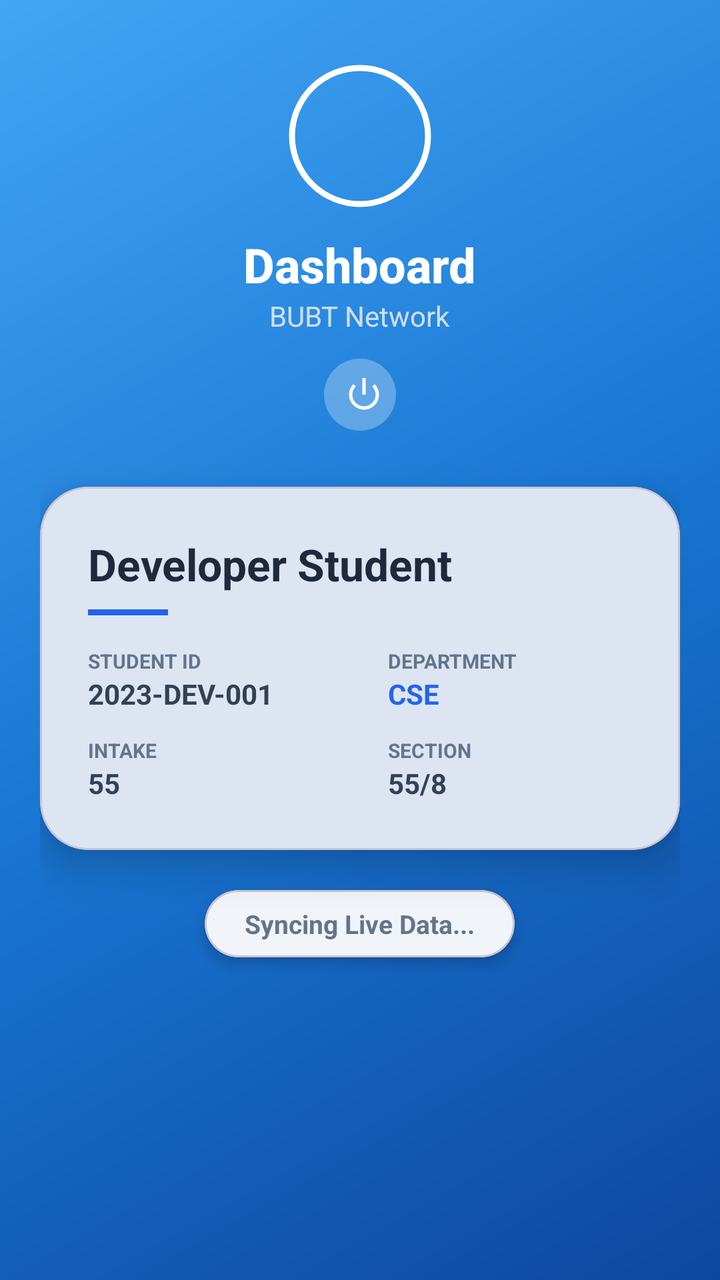
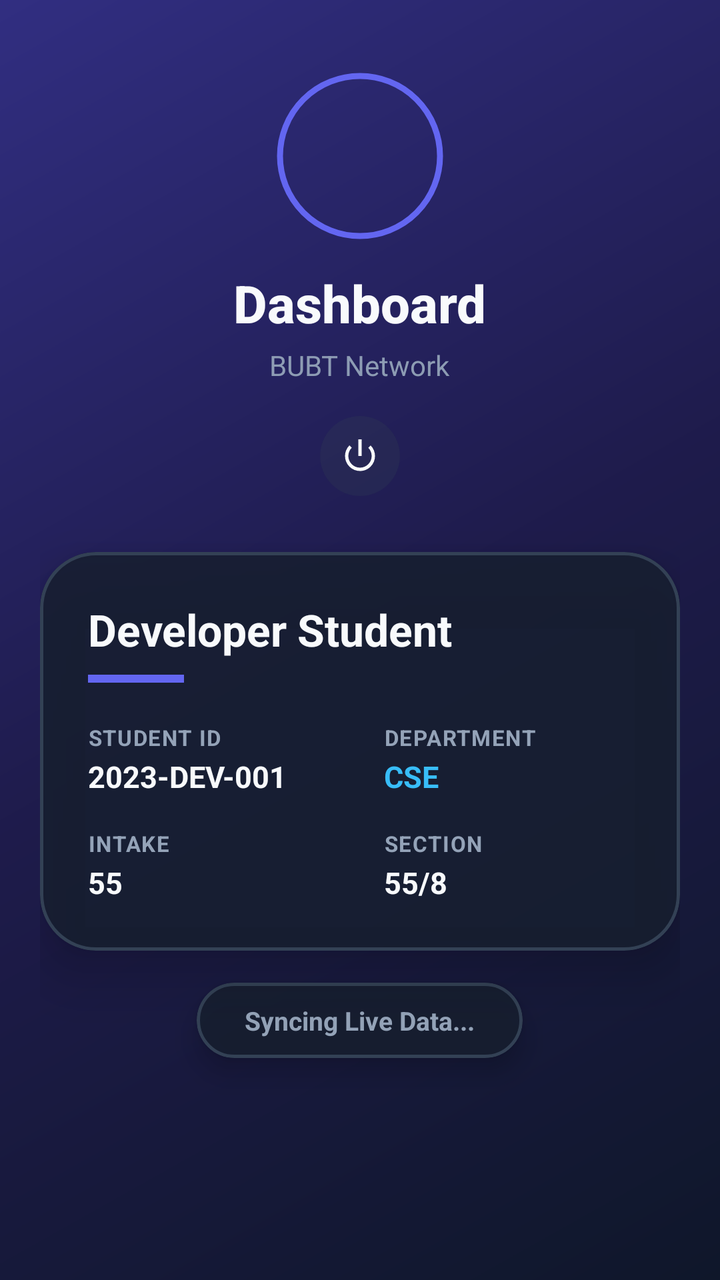

An Android layout rendered at two revisions. The XML below is the earlier revision; the diff shows what the commit changed to produce the second picture.
<!-- AndroidManifest.xml: application theme Theme.CRConnect -->
<!-- res/layout/activity_student_dashboard.xml -->
<?xml version="1.0" encoding="utf-8"?>
<LinearLayout xmlns:android="http://schemas.android.com/apk/res/android"
    xmlns:app="http://schemas.android.com/apk/res-auto"
    xmlns:tools="http://schemas.android.com/tools"
    android:layout_width="match_parent"
    android:layout_height="match_parent"
    android:orientation="vertical"
    android:background="@drawable/bg_gradient"
    android:paddingHorizontal="20dp"
    tools:context=".StudentDashboardActivity">

    <include layout="@layout/include_header" />

    
    <com.google.android.material.card.MaterialCardView
        android:layout_width="match_parent"
        android:layout_height="wrap_content"
        app:cardCornerRadius="24dp"
        app:cardElevation="12dp"
        app:cardBackgroundColor="#FFFFFF"
        android:layout_marginBottom="20dp">

        <LinearLayout
            android:layout_width="match_parent"
            android:layout_height="wrap_content"
            android:orientation="vertical"
            android:padding="24dp">

            <TextView
                android:id="@+id/tvStudentName"
                android:layout_width="wrap_content"
                android:layout_height="wrap_content"
                android:text="Developer Student"
                android:textSize="22sp"
                android:textStyle="bold"
                android:textColor="#1E293B"/>

            <View
                android:layout_width="40dp"
                android:layout_height="3dp"
                android:background="#2563EB"
                android:layout_marginTop="8dp"
                android:layout_marginBottom="16dp"/>

            <GridLayout
                android:layout_width="match_parent"
                android:layout_height="wrap_content"
                android:columnCount="2"
                android:rowCount="2">

                <LinearLayout android:orientation="vertical" android:layout_width="wrap_content" android:layout_height="wrap_content" android:layout_columnWeight="1">
                    <TextView android:layout_width="wrap_content" android:layout_height="wrap_content" android:text="STUDENT ID" android:textSize="10sp" android:textColor="#64748B" android:textStyle="bold"/>
                    <TextView android:id="@+id/tvStudentDetailsID" android:layout_width="wrap_content" android:layout_height="wrap_content" android:text="2023-DEV-001" android:textColor="#334155" android:textStyle="bold"/>
                </LinearLayout>

                <LinearLayout android:orientation="vertical" android:layout_width="wrap_content" android:layout_height="wrap_content" android:layout_columnWeight="1">
                    <TextView android:layout_width="wrap_content" android:layout_height="wrap_content" android:text="DEPARTMENT" android:textSize="10sp" android:textColor="#64748B" android:textStyle="bold"/>
                    <TextView android:id="@+id/tvStudentDept" android:layout_width="wrap_content" android:layout_height="wrap_content" android:text="CSE" android:textColor="#2563EB" android:textStyle="bold"/>
                </LinearLayout>

                <LinearLayout android:orientation="vertical" android:layout_width="wrap_content" android:layout_height="wrap_content" android:layout_columnWeight="1" android:layout_marginTop="12dp">
                    <TextView android:layout_width="wrap_content" android:layout_height="wrap_content" android:text="INTAKE" android:textSize="10sp" android:textColor="#64748B" android:textStyle="bold"/>
                    <TextView android:id="@+id/tvStudentIntake" android:layout_width="wrap_content" android:layout_height="wrap_content" android:text="55" android:textColor="#334155" android:textStyle="bold"/>
                </LinearLayout>

                <LinearLayout android:orientation="vertical" android:layout_width="wrap_content" android:layout_height="wrap_content" android:layout_columnWeight="1" android:layout_marginTop="12dp">
                    <TextView android:layout_width="wrap_content" android:layout_height="wrap_content" android:text="SECTION" android:textSize="10sp" android:textColor="#64748B" android:textStyle="bold"/>
                    <TextView android:id="@+id/tvStudentSection" android:layout_width="wrap_content" android:layout_height="wrap_content" android:text="55/8" android:textColor="#334155" android:textStyle="bold"/>
                </LinearLayout>
            </GridLayout>
        </LinearLayout>
    </com.google.android.material.card.MaterialCardView>

    
    <com.google.android.material.card.MaterialCardView
        android:layout_width="wrap_content"
        android:layout_height="wrap_content"
        app:cardCornerRadius="100dp"
        app:cardElevation="4dp"
        app:cardBackgroundColor="#F1F5F9"
        android:layout_gravity="center"
        android:layout_marginBottom="24dp">

        <TextView
            android:id="@+id/tvVotingStatus"
            android:layout_width="wrap_content"
            android:layout_height="wrap_content"
            android:text="Syncing Live Data..."
            android:paddingHorizontal="20dp"
            android:paddingVertical="8dp"
            android:textSize="13sp"
            android:textStyle="bold"
            android:textColor="#64748B"/>
    </com.google.android.material.card.MaterialCardView>

    <ScrollView
        android:layout_width="match_parent"
        android:layout_height="0dp"
        android:layout_weight="1"
        android:clipToPadding="false"
        android:paddingBottom="20dp"
        android:fillViewport="true">

        <LinearLayout
            android:id="@+id/containerCandidates"
            android:layout_width="match_parent"
            android:layout_height="wrap_content"
            android:orientation="vertical"/>
    </ScrollView>
</LinearLayout>
<!-- res/layout/include_header.xml (included above) -->
<?xml version="1.0" encoding="utf-8"?>
<LinearLayout xmlns:android="http://schemas.android.com/apk/res/android"
    xmlns:app="http://schemas.android.com/apk/res-auto"
    android:layout_width="match_parent"
    android:layout_height="wrap_content"
    android:orientation="vertical"
    android:gravity="center"
    android:paddingTop="32dp"
    android:paddingBottom="24dp">

    <com.google.android.material.imageview.ShapeableImageView
        android:id="@+id/imgUserProfile"
        android:layout_width="72dp"
        android:layout_height="72dp"
        android:src="@drawable/ic_app_main"
        android:scaleType="centerCrop"
        app:shapeAppearanceOverlay="@style/ShapeAppearance.App.Circular"
        android:padding="2dp"
        app:strokeWidth="3dp"
        app:strokeColor="#FFFFFF"
        android:layout_marginBottom="12dp"/>

    <TextView
        android:id="@+id/tvHeaderTitle"
        android:layout_width="wrap_content"
        android:layout_height="wrap_content"
        android:text="Dashboard"
        android:textSize="24sp"
        android:textStyle="bold"
        android:textColor="#FFFFFF"
        android:fontFamily="sans-serif-medium"/>

    <TextView
        android:id="@+id/tvHeaderSubtitle"
        android:layout_width="wrap_content"
        android:layout_height="wrap_content"
        android:text="BUBT Network"
        android:textSize="14sp"
        android:textColor="#E2E8F0"
        android:alpha="0.9"/>

    <com.google.android.material.button.MaterialButton
        android:id="@+id/btnLogout"
        style="@style/Widget.Material3.Button.IconButton"
        android:layout_width="44dp"
        android:layout_height="44dp"
        android:layout_marginTop="8dp"
        app:icon="@android:drawable/ic_lock_power_off"
        app:iconTint="#FFFFFF"
        app:iconSize="20dp"
        android:backgroundTint="#26FFFFFF"/>

</LinearLayout>
<!-- resources referenced by this layout -->
<resources>
  <!-- drawable bg_gradient (drawable) -->
  <?xml version="1.0" encoding="utf-8"?>
  <shape xmlns:android="http://schemas.android.com/apk/res/android">
      <gradient
          android:startColor="#0D47A1"
          android:centerColor="#1976D2"
          android:endColor="#42A5F5"
          android:angle="135" />
  </shape>
  <!-- drawable ic_app_main: png bitmap (drawable, 915279 bytes) -->
  <style name="ShapeAppearance.App.Circular" parent="ShapeAppearance.Material3.Corner.Full">
          <item name="cornerSize">50%</item>
      </style>
  <style name="Theme.CRConnect" parent="Base.Theme.CRConnect" />
  <style name="Base.Theme.CRConnect" parent="Theme.Material3.DayNight.NoActionBar">
          <item name="colorPrimary">@color/primary</item>
          <item name="colorSecondary">@color/secondary</item>
          <item name="android:windowBackground">@color/background</item>
          <item name="colorSurface">@color/surface</item>
          <item name="colorOnSurface">@color/text_primary</item>
          <item name="colorOnSurfaceVariant">@color/text_secondary</item>
          <item name="colorError">@color/error</item>
      </style>
  <color name="primary">#0D47A1</color>
  <color name="secondary">#1976D2</color>
  <color name="background">#F8FAFC</color>
  <color name="surface">#FFFFFF</color>
  <color name="text_primary">#1E293B</color>
  <color name="text_secondary">#64748B</color>
  <color name="error">#B00020</color>
</resources>

<!-- the commit's change to res/layout/activity_student_dashboard.xml (unified diff, before → after) -->
@@ -15,10 +15,12 @@
     <com.google.android.material.card.MaterialCardView
         android:layout_width="match_parent"
         android:layout_height="wrap_content"
-        app:cardCornerRadius="24dp"
-        app:cardElevation="12dp"
-        app:cardBackgroundColor="#FFFFFF"
-        android:layout_marginBottom="20dp">
+        app:cardCornerRadius="28dp"
+        app:cardElevation="16dp"
+        app:cardBackgroundColor="#D9171F2F"
+        app:strokeWidth="1.5dp"
+        app:strokeColor="#334155"
+        android:layout_marginBottom="16dp">
 
         <LinearLayout
             android:layout_width="match_parent"
@@ -33,14 +35,14 @@
                 android:text="Developer Student"
                 android:textSize="22sp"
                 android:textStyle="bold"
-                android:textColor="#1E293B"/>
+                android:textColor="#F8FAFC"/>
 
             <View
-                android:layout_width="40dp"
-                android:layout_height="3dp"
-                android:background="#2563EB"
+                android:layout_width="48dp"
+                android:layout_height="4dp"
+                android:background="#6366F1"
                 android:layout_marginTop="8dp"
-                android:layout_marginBottom="16dp"/>
+                android:layout_marginBottom="20dp"/>
 
             <GridLayout
                 android:layout_width="match_parent"
@@ -49,23 +51,23 @@
                 android:rowCount="2">
 
                 <LinearLayout android:orientation="vertical" android:layout_width="wrap_content" android:layout_height="wrap_content" android:layout_columnWeight="1">
-                    <TextView android:layout_width="wrap_content" android:layout_height="wrap_content" android:text="STUDENT ID" android:textSize="10sp" android:textColor="#64748B" android:textStyle="bold"/>
-                    <TextView android:id="@+id/tvStudentDetailsID" android:layout_width="wrap_content" android:layout_height="wrap_content" android:text="2023-DEV-001" android:textColor="#334155" android:textStyle="bold"/>
+                    <TextView android:layout_width="wrap_content" android:layout_height="wrap_content" android:text="STUDENT ID" android:textSize="11sp" android:textColor="#94A3B8" android:textStyle="bold" android:letterSpacing="0.05"/>
+                    <TextView android:id="@+id/tvStudentDetailsID" android:layout_width="wrap_content" android:layout_height="wrap_content" android:text="2023-DEV-001" android:textSize="15sp" android:textColor="#F8FAFC" android:textStyle="bold" android:layout_marginTop="2dp"/>
                 </LinearLayout>
 
                 <LinearLayout android:orientation="vertical" android:layout_width="wrap_content" android:layout_height="wrap_content" android:layout_columnWeight="1">
-                    <TextView android:layout_width="wrap_content" android:layout_height="wrap_content" android:text="DEPARTMENT" android:textSize="10sp" android:textColor="#64748B" android:textStyle="bold"/>
-                    <TextView android:id="@+id/tvStudentDept" android:layout_width="wrap_content" android:layout_height="wrap_content" android:text="CSE" android:textColor="#2563EB" android:textStyle="bold"/>
+                    <TextView android:layout_width="wrap_content" android:layout_height="wrap_content" android:text="DEPARTMENT" android:textSize="11sp" android:textColor="#94A3B8" android:textStyle="bold" android:letterSpacing="0.05"/>
+                    <TextView android:id="@+id/tvStudentDept" android:layout_width="wrap_content" android:layout_height="wrap_content" android:text="CSE" android:textSize="15sp" android:textColor="#38BDF8" android:textStyle="bold" android:layout_marginTop="2dp"/>
                 </LinearLayout>
 
-                <LinearLayout android:orientation="vertical" android:layout_width="wrap_content" android:layout_height="wrap_content" android:layout_columnWeight="1" android:layout_marginTop="12dp">
-                    <TextView android:layout_width="wrap_content" android:layout_height="wrap_content" android:text="INTAKE" android:textSize="10sp" android:textColor="#64748B" android:textStyle="bold"/>
-                    <TextView android:id="@+id/tvStudentIntake" android:layout_width="wrap_content" android:layout_height="wrap_content" android:text="55" android:textColor="#334155" android:textStyle="bold"/>
+                <LinearLayout android:orientation="vertical" android:layout_width="wrap_content" android:layout_height="wrap_content" android:layout_columnWeight="1" android:layout_marginTop="16dp">
+                    <TextView android:layout_width="wrap_content" android:layout_height="wrap_content" android:text="INTAKE" android:textSize="11sp" android:textColor="#94A3B8" android:textStyle="bold" android:letterSpacing="0.05"/>
+                    <TextView android:id="@+id/tvStudentIntake" android:layout_width="wrap_content" android:layout_height="wrap_content" android:text="55" android:textSize="15sp" android:textColor="#F8FAFC" android:textStyle="bold" android:layout_marginTop="2dp"/>
                 </LinearLayout>
 
-                <LinearLayout android:orientation="vertical" android:layout_width="wrap_content" android:layout_height="wrap_content" android:layout_columnWeight="1" android:layout_marginTop="12dp">
-                    <TextView android:layout_width="wrap_content" android:layout_height="wrap_content" android:text="SECTION" android:textSize="10sp" android:textColor="#64748B" android:textStyle="bold"/>
-                    <TextView android:id="@+id/tvStudentSection" android:layout_width="wrap_content" android:layout_height="wrap_content" android:text="55/8" android:textColor="#334155" android:textStyle="bold"/>
+                <LinearLayout android:orientation="vertical" android:layout_width="wrap_content" android:layout_height="wrap_content" android:layout_columnWeight="1" android:layout_marginTop="16dp">
+                    <TextView android:layout_width="wrap_content" android:layout_height="wrap_content" android:text="SECTION" android:textSize="11sp" android:textColor="#94A3B8" android:textStyle="bold" android:letterSpacing="0.05"/>
+                    <TextView android:id="@+id/tvStudentSection" android:layout_width="wrap_content" android:layout_height="wrap_content" android:text="55/8" android:textSize="15sp" android:textColor="#F8FAFC" android:textStyle="bold" android:layout_marginTop="2dp"/>
                 </LinearLayout>
             </GridLayout>
         </LinearLayout>
@@ -76,21 +78,23 @@
         android:layout_width="wrap_content"
         android:layout_height="wrap_content"
         app:cardCornerRadius="100dp"
-        app:cardElevation="4dp"
-        app:cardBackgroundColor="#F1F5F9"
+        app:cardElevation="8dp"
+        app:cardBackgroundColor="#D9171F2F"
+        app:strokeWidth="1.5dp"
+        app:strokeColor="#334155"
         android:layout_gravity="center"
-        android:layout_marginBottom="24dp">
+        android:layout_marginBottom="20dp">
 
         <TextView
             android:id="@+id/tvVotingStatus"
             android:layout_width="wrap_content"
             android:layout_height="wrap_content"
             android:text="Syncing Live Data..."
-            android:paddingHorizontal="20dp"
-            android:paddingVertical="8dp"
+            android:paddingHorizontal="24dp"
+            android:paddingVertical="10dp"
             android:textSize="13sp"
             android:textStyle="bold"
-            android:textColor="#64748B"/>
+            android:textColor="#94A3B8"/>
     </com.google.android.material.card.MaterialCardView>
 
     <ScrollView
@@ -98,7 +102,7 @@
         android:layout_height="0dp"
         android:layout_weight="1"
         android:clipToPadding="false"
-        android:paddingBottom="20dp"
+        android:paddingBottom="24dp"
         android:fillViewport="true">
 
         <LinearLayout
@@ -116,29 +120,29 @@
     android:layout_height="wrap_content"
     android:orientation="vertical"
     android:gravity="center"
-    android:paddingTop="32dp"
+    android:paddingTop="36dp"
     android:paddingBottom="24dp">
 
     <com.google.android.material.imageview.ShapeableImageView
         android:id="@+id/imgUserProfile"
-        android:layout_width="72dp"
-        android:layout_height="72dp"
+        android:layout_width="84dp"
+        android:layout_height="84dp"
         android:src="@drawable/ic_app_main"
         android:scaleType="centerCrop"
         app:shapeAppearanceOverlay="@style/ShapeAppearance.App.Circular"
         android:padding="2dp"
         app:strokeWidth="3dp"
-        app:strokeColor="#FFFFFF"
-        android:layout_marginBottom="12dp"/>
+        app:strokeColor="#6366F1"
+        android:layout_marginBottom="14dp"/>
 
     <TextView
         android:id="@+id/tvHeaderTitle"
         android:layout_width="wrap_content"
         android:layout_height="wrap_content"
         android:text="Dashboard"
-        android:textSize="24sp"
+        android:textSize="26sp"
         android:textStyle="bold"
-        android:textColor="#FFFFFF"
+        android:textColor="#F8FAFC"
         android:fontFamily="sans-serif-medium"/>
 
     <TextView
@@ -147,18 +151,19 @@
         android:layout_height="wrap_content"
         android:text="BUBT Network"
         android:textSize="14sp"
-        android:textColor="#E2E8F0"
-        android:alpha="0.9"/>
+        android:textColor="#94A3B8"
+        android:alpha="0.95"
+        android:layout_marginTop="4dp"/>
 
     <com.google.android.material.button.MaterialButton
         android:id="@+id/btnLogout"
         style="@style/Widget.Material3.Button.IconButton"
-        android:layout_width="44dp"
-        android:layout_height="44dp"
-        android:layout_marginTop="8dp"
+        android:layout_width="48dp"
+        android:layout_height="48dp"
+        android:layout_marginTop="12dp"
         app:icon="@android:drawable/ic_lock_power_off"
-        app:iconTint="#FFFFFF"
+        app:iconTint="#F8FAFC"
         app:iconSize="20dp"
-        android:backgroundTint="#26FFFFFF"/>
+        android:backgroundTint="#26334155"/>
 
 </LinearLayout>
<!-- resource entries referenced after the edit -->
@@ -4,9 +4,9 @@
   <?xml version="1.0" encoding="utf-8"?>
   <shape xmlns:android="http://schemas.android.com/apk/res/android">
       <gradient
-          android:startColor="#0D47A1"
-          android:centerColor="#1976D2"
-          android:endColor="#42A5F5"
+          android:startColor="#0F172A"
+          android:centerColor="#1E1B4B"
+          android:endColor="#312E81"
           android:angle="135" />
   </shape>
   <!-- drawable ic_app_main: png bitmap (drawable, 915279 bytes) -->
@@ -23,12 +23,12 @@
           <item name="colorOnSurfaceVariant">@color/text_secondary</item>
           <item name="colorError">@color/error</item>
       </style>
-  <color name="primary">#0D47A1</color>
-  <color name="secondary">#1976D2</color>
-  <color name="background">#F8FAFC</color>
-  <color name="surface">#FFFFFF</color>
-  <color name="text_primary">#1E293B</color>
-  <color name="text_secondary">#64748B</color>
-  <color name="error">#B00020</color>
+  <color name="primary">#6366F1</color>
+  <color name="secondary">#06B6D4</color>
+  <color name="background">#0F172A</color>
+  <color name="surface">#1E293B</color>
+  <color name="text_primary">#F8FAFC</color>
+  <color name="text_secondary">#94A3B8</color>
+  <color name="error">#EF4444</color>
 </resources>
 
